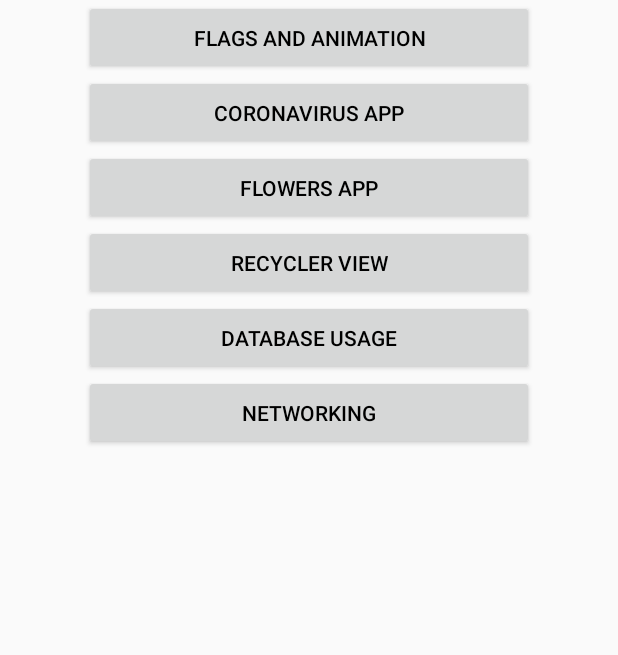
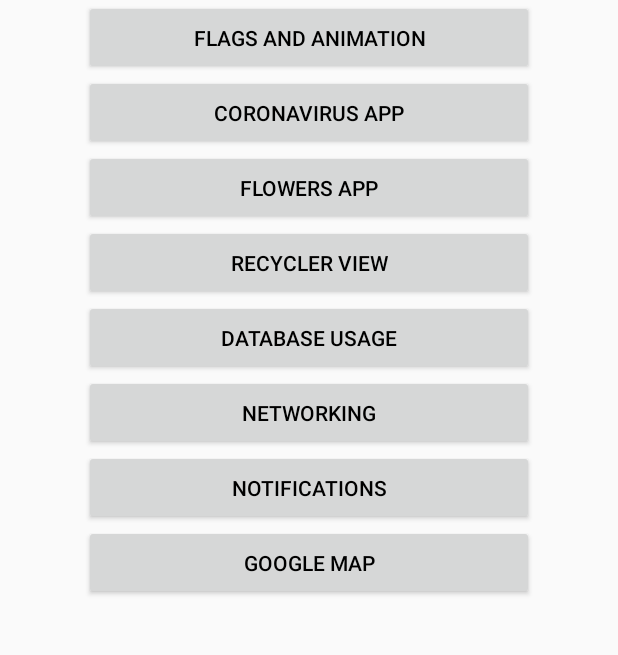
Before and after one commit to devAlexanderKonopelko/TeachMeSkills-Android, an Android app: the screen it shows after launch (MainActivity), on a phone screen of 412 x 824 dp, the part 234-889 px from its top. Run offline under Robolectric (Android 15) with nearby library versions, the phone set to English and light mode, and no system bars.

Commit message:
Google Map Activity Added
Added ability to change map type

```diff
--- a/FirstApp/app/build.gradle
+++ b/FirstApp/app/build.gradle
@@ -37,12 +37,13 @@ dependencies {
     implementation "com.squareup.retrofit2:converter-moshi:$retrofit2_version"
     implementation "com.jakewharton.retrofit:retrofit2-kotlin-coroutines-adapter:0.9.2"
     implementation "org.jetbrains.kotlinx:kotlinx-coroutines-android:1.3.2"
-    implementation"com.squareup.okhttp3:okhttp:$okhttp3_version"
+    implementation "com.squareup.okhttp3:okhttp:$okhttp3_version"
 
     // RoomDatabase & Coroutines
     implementation "org.jetbrains.kotlinx:kotlinx-coroutines-android:1.3.2"
     implementation "androidx.room:room-runtime:2.2.5"
     implementation "androidx.room:room-ktx:2.2.5"
+    implementation 'com.google.android.gms:play-services-maps:17.0.0'
     kapt "androidx.room:room-compiler:2.2.5"
     kapt "android.arch.persistence.room:compiler:1.1.1"
     implementation "android.arch.persistence.room:runtime:1.1.1"
--- a/FirstApp/app/src/main/java/com/example/firstapp/MainActivity.kt
+++ b/FirstApp/app/src/main/java/com/example/firstapp/MainActivity.kt
@@ -45,5 +45,9 @@ class MainActivity : AppCompatActivity() {
         main_button_7.setOnClickListener {
             startActivity(Intent(this, MainNetworkingActivity::class.java))
         }
+
+        main_button_9.setOnClickListener {
+            startActivity(Intent(this, MapsActivity::class.java))
+        }
     }
 }
--- a/FirstApp/app/src/main/res/layout/activity_main.xml
+++ b/FirstApp/app/src/main/res/layout/activity_main.xml
@@ -1,6 +1,5 @@
 <?xml version="1.0" encoding="utf-8"?>
-<androidx.constraintlayout.widget.ConstraintLayout
-    xmlns:android="http://schemas.android.com/apk/res/android"
+<androidx.constraintlayout.widget.ConstraintLayout xmlns:android="http://schemas.android.com/apk/res/android"
     xmlns:app="http://schemas.android.com/apk/res-auto"
     xmlns:tools="http://schemas.android.com/tools"
     android:layout_width="match_parent"
@@ -10,77 +9,103 @@
 
     <Button
         android:id="@+id/main_button_1"
+        android:layout_width="300dp"
         android:layout_height="50dp"
-        android:layout_width="300dp"
         android:layout_marginTop="50dp"
-        app:layout_constraintRight_toRightOf="parent"
-        app:layout_constraintLeft_toLeftOf="parent"
-        app:layout_constraintTop_toTopOf="parent"
+        android:text="@string/see_first_task"
         android:textColor="@color/black"
         android:textSize="14sp"
-        android:text="@string/see_first_task"/>
+        app:layout_constraintLeft_toLeftOf="parent"
+        app:layout_constraintRight_toRightOf="parent"
+        app:layout_constraintTop_toTopOf="parent" />
+
     <Button
         android:id="@+id/main_button_2"
+        android:layout_width="300dp"
         android:layout_height="50dp"
-        android:layout_width="300dp"
-        app:layout_constraintRight_toRightOf="parent"
-        app:layout_constraintLeft_toLeftOf="parent"
-        app:layout_constraintTop_toBottomOf="@id/main_button_1"
+        android:text="@string/flags_and_animation"
         android:textColor="@color/black"
         android:textSize="14sp"
-        android:text="@string/flags_and_animation"/>
+        app:layout_constraintLeft_toLeftOf="parent"
+        app:layout_constraintRight_toRightOf="parent"
+        app:layout_constraintTop_toBottomOf="@id/main_button_1" />
+
     <Button
         android:id="@+id/main_button_3"
+        android:layout_width="300dp"
         android:layout_height="50dp"
-        android:layout_width="300dp"
-        app:layout_constraintRight_toRightOf="parent"
-        app:layout_constraintLeft_toLeftOf="parent"
-        app:layout_constraintTop_toBottomOf="@id/main_button_2"
+        android:text="@string/coronavirus_app"
         android:textColor="@color/black"
         android:textSize="14sp"
-        android:text="@string/coronavirus_app"/>
+        app:layout_constraintLeft_toLeftOf="parent"
+        app:layout_constraintRight_toRightOf="parent"
+        app:layout_constraintTop_toBottomOf="@id/main_button_2" />
+
     <Button
         android:id="@+id/main_button_4"
+        android:layout_width="300dp"
         android:layout_height="50dp"
-        android:layout_width="300dp"
-        app:layout_constraintRight_toRightOf="parent"
-        app:layout_constraintLeft_toLeftOf="parent"
-        app:layout_constraintTop_toBottomOf="@id/main_button_3"
+        android:text="@string/flowers_app"
         android:textColor="@color/black"
         android:textSize="14sp"
-        android:text="@string/flowers_app"/>
+        app:layout_constraintLeft_toLeftOf="parent"
+        app:layout_constraintRight_toRightOf="parent"
+        app:layout_constraintTop_toBottomOf="@id/main_button_3" />
+
     <Button
         android:id="@+id/main_button_5"
+        android:layout_width="300dp"
         android:layout_height="50dp"
-        android:layout_width="300dp"
-        app:layout_constraintRight_toRightOf="parent"
-        app:layout_constraintLeft_toLeftOf="parent"
-        app:layout_constraintTop_toBottomOf="@id/main_button_4"
+        android:text="@string/recycler_view"
         android:textColor="@color/black"
         android:textSize="14sp"
-        android:text="@string/recycler_view"/>
+        app:layout_constraintLeft_toLeftOf="parent"
+        app:layout_constraintRight_toRightOf="parent"
+        app:layout_constraintTop_toBottomOf="@id/main_button_4" />
+
     <Button
         android:id="@+id/main_button_6"
+        android:layout_width="300dp"
         android:layout_height="50dp"
-        android:layout_width="300dp"
-        app:layout_constraintRight_toRightOf="parent"
-        app:layout_constraintLeft_toLeftOf="parent"
-        app:layout_constraintTop_toBottomOf="@id/main_button_5"
+        android:text="@string/database_usage"
         android:textColor="@color/black"
         android:textSize="14sp"
-        android:text="@string/database_usage"/>
+        app:layout_constraintLeft_toLeftOf="parent"
+        app:layout_constraintRight_toRightOf="parent"
+        app:layout_constraintTop_toBottomOf="@id/main_button_5" />
+
     <Button
         android:id="@+id/main_button_7"
+        android:layout_width="300dp"
         android:layout_height="50dp"
-        android:layout_width="300dp"
-        app:layout_constraintRight_toRightOf="parent"
-        app:layout_constraintLeft_toLeftOf="parent"
-        app:layout_constraintTop_toBottomOf="@id/main_button_6"
+        android:text="@string/networking"
         android:textColor="@color/black"
         android:textSize="14sp"
-        android:text="@string/networking"/>
+        app:layout_constraintLeft_toLeftOf="parent"
+        app:layout_constraintRight_toRightOf="parent"
+        app:layout_constraintTop_toBottomOf="@id/main_button_6" />
 
+    <Button
+        android:id="@+id/main_button_8"
+        android:layout_width="300dp"
+        android:layout_height="50dp"
+        android:text="@string/notifications"
+        android:textColor="@color/black"
+        android:textSize="14sp"
+        app:layout_constraintLeft_toLeftOf="parent"
+        app:layout_constraintRight_toRightOf="parent"
+        app:layout_constraintTop_toBottomOf="@id/main_button_7" />
 
+    <Button
+        android:id="@+id/main_button_9"
+        android:layout_width="300dp"
+        android:layout_height="50dp"
+        android:text="@string/google_map"
+        android:textColor="@color/black"
+        android:textSize="14sp"
+        app:layout_constraintLeft_toLeftOf="parent"
+        app:layout_constraintRight_toRightOf="parent"
+        app:layout_constraintTop_toBottomOf="@id/main_button_8" />
 
 
 </androidx.constraintlayout.widget.ConstraintLayout>
--- a/FirstApp/app/src/main/res/values/strings.xml
+++ b/FirstApp/app/src/main/res/values/strings.xml
@@ -49,4 +49,8 @@
     <string name="cryptocurrencies">Cryptocurrencies</string>
     <string name="_1_hour">1 hour: </string>
     <string name="networking">Networking</string>
+    <string name="google_map">Google Map</string>
+    <string name="notifications">Notifications</string>
+    <string name="title_activity_maps">Map</string>
+    <string name="change_type">Change Type</string>
 </resources>
```
Also changed, not shown: FirstApp/app/src/debug/res/values/google_maps_api.xml (added, +24 -0 lines), FirstApp/app/src/main/AndroidManifest.xml (+24 -1 lines), FirstApp/app/src/main/java/com/example/firstapp/MapsActivity.kt (added, +180 -0 lines), FirstApp/app/src/main/res/layout/activity_maps.xml (added, +24 -0 lines), 2 other files.
